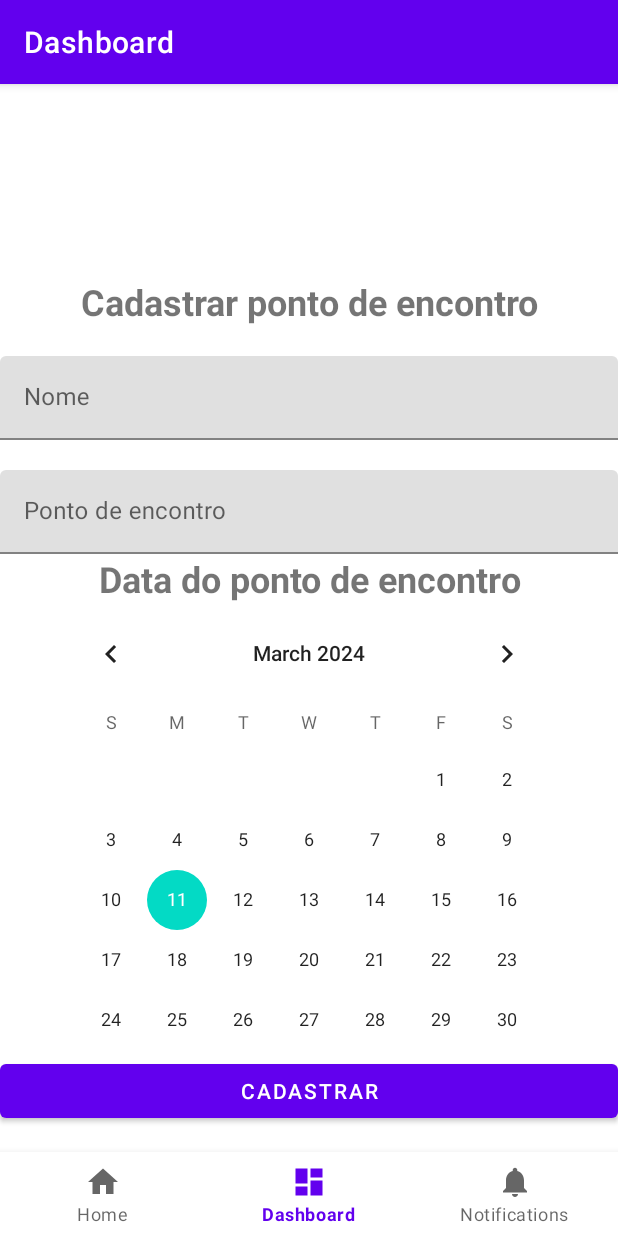
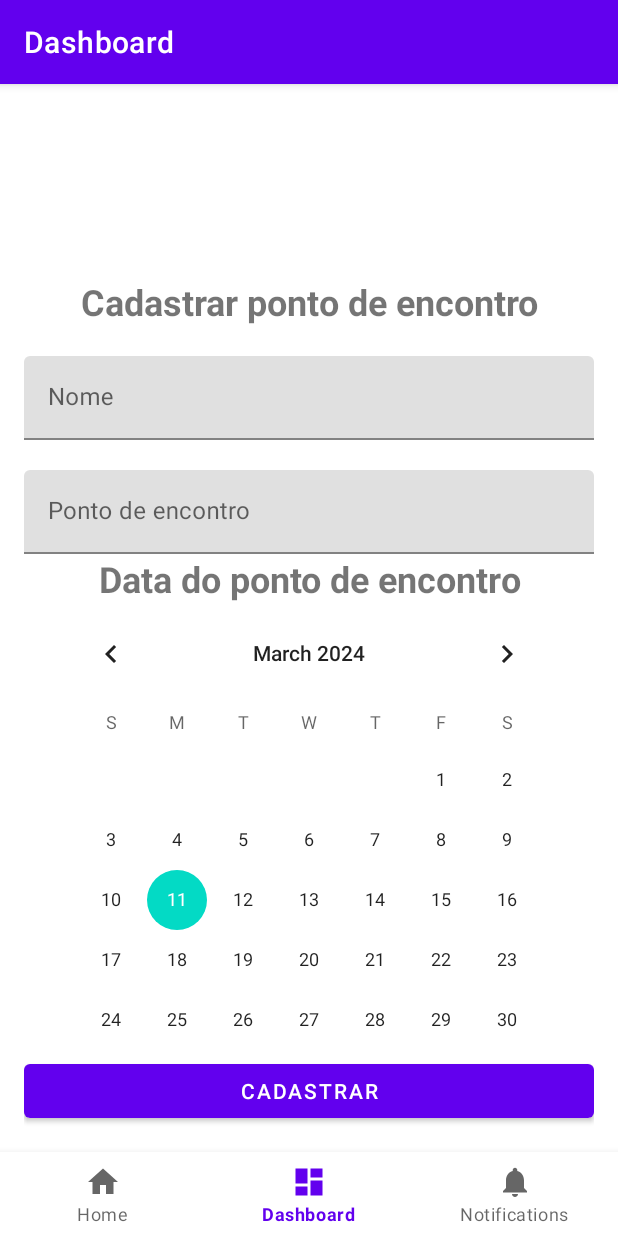
Before and after one commit to marcosbarross/letsGoApp, an Android app: the DashboardFragment screen opened through its navigation route, on a phone screen of 412 x 824 dp. Run offline under Robolectric (Android 15) with nearby library versions, the phone set to English and light mode, and no system bars; our stand-ins replace navigation-ui.

Commit message:
Cria padding no mapa para não sobrepor controles

```diff
--- a/letsGoApp/app/src/main/java/com/example/letsgoapp/ui/home/HomeFragment.kt
+++ b/letsGoApp/app/src/main/java/com/example/letsgoapp/ui/home/HomeFragment.kt
@@ -4,41 +4,52 @@ import android.os.Bundle
 import android.view.LayoutInflater
 import android.view.View
 import android.view.ViewGroup
-import android.widget.TextView
 import androidx.fragment.app.Fragment
-import androidx.lifecycle.ViewModelProvider
 import com.example.letsgoapp.R
 import com.example.letsgoapp.databinding.FragmentHomeBinding
-import com.google.android.gms.maps.MapView
+import com.google.android.gms.maps.*
+import com.google.android.gms.maps.model.LatLng
+import com.google.android.gms.maps.model.MarkerOptions
 
-class HomeFragment : Fragment() {
+class HomeFragment : Fragment(), OnMapReadyCallback {
 
     private var _binding: FragmentHomeBinding? = null
-
-    // This property is only valid between onCreateView and
-    // onDestroyView.
     private val binding get() = _binding!!
     private lateinit var mapView: MapView
-
+    private lateinit var map: GoogleMap
 
     override fun onCreateView(
         inflater: LayoutInflater,
         container: ViewGroup?,
         savedInstanceState: Bundle?
     ): View {
-        val root = inflater.inflate(R.layout.fragment_home, container, false)
-        mapView = root.findViewById(R.id.mapView)
+        _binding = FragmentHomeBinding.inflate(inflater, container, false)
+        val root: View = binding.root
+        mapView = binding.mapView
         mapView.onCreate(savedInstanceState)
-        mapView.getMapAsync { googleMap ->
-        }
+        mapView.getMapAsync(this)
         return root
     }
 
+    override fun onMapReady(googleMap: GoogleMap){
+        map = googleMap
+        val ifpe = LatLng(-7.945590983202563, -34.85879696004683)
+        map.addMarker(MarkerOptions().position(ifpe).title("IFPE").draggable(true))
+        map.moveCamera(CameraUpdateFactory.newLatLngZoom(ifpe, 13.5f))
+
+        map.uiSettings.apply {
+            isZoomControlsEnabled = true
+            isMyLocationButtonEnabled = true
+        }
+
+        map.setPadding(0,0,0,150)
+    }
 
     override fun onDestroyView() {
         super.onDestroyView()
         _binding = null
     }
+
     override fun onResume() {
         super.onResume()
         mapView.onResume()
--- a/letsGoApp/app/src/main/res/layout/fragment_dashboard.xml
+++ b/letsGoApp/app/src/main/res/layout/fragment_dashboard.xml
@@ -1,13 +1,18 @@
 <?xml version="1.0" encoding="utf-8"?>
-<LinearLayout xmlns:android="http://schemas.android.com/apk/res/android"
+<ScrollView xmlns:android="http://schemas.android.com/apk/res/android"
     xmlns:app="http://schemas.android.com/apk/res-auto"
     xmlns:tools="http://schemas.android.com/tools"
     android:layout_width="match_parent"
     android:layout_height="match_parent"
+    android:fillViewport="true"
+    tools:context=".ui.dashboard.DashboardFragment">
+
+    <LinearLayout
+        android:layout_width="match_parent"
+        android:layout_height="wrap_content"
         android:orientation="vertical"
         android:gravity="center"
-    android:layout_marginTop="0dp"
-    tools:context=".ui.dashboard.DashboardFragment">
+        android:padding="16dp">
 
         <TextView
             android:id="@+id/titulo"
@@ -70,3 +75,4 @@
             android:text="Cadastrar" />
 
     </LinearLayout>
+</ScrollView>
```
Lines whose indentation alone changed are shown as unchanged.
